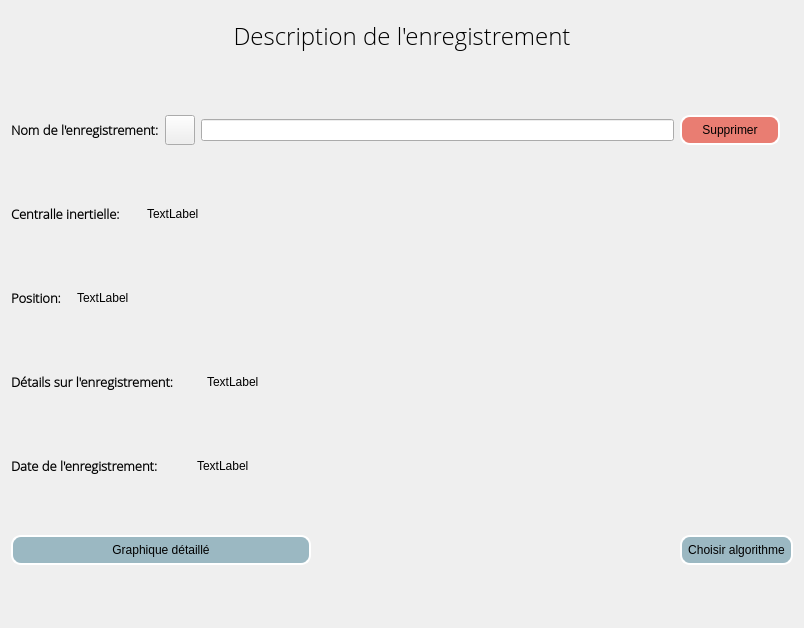
Before: the Qt Designer form applicationOpenimu/app/widgets/recordviewwidget.ui in introlab/OpenIMU, drawn with Qt 5.
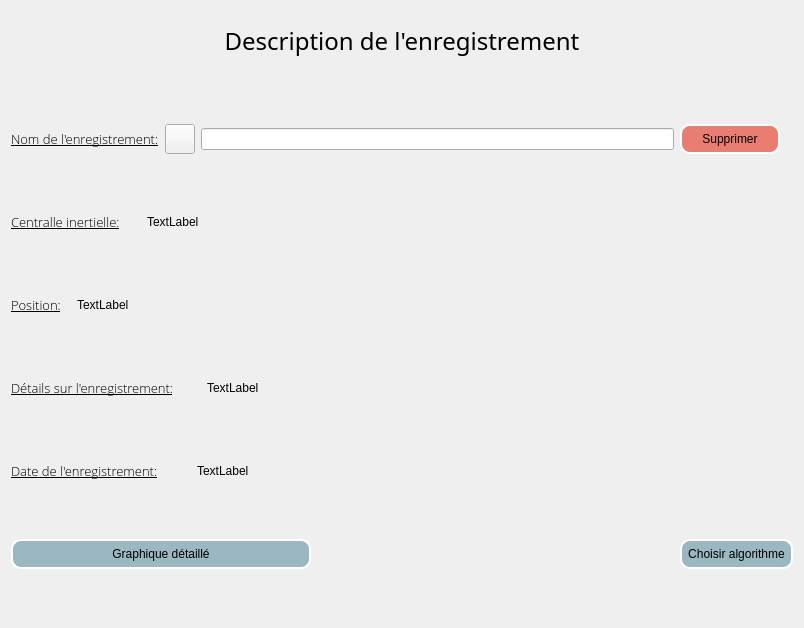
After: the same form once the commit is applied. Icons and pictures are not drawn.

Diff of the .ui file:
```diff
--- a/applicationOpenimu/app/widgets/recordviewwidget.ui
+++ b/applicationOpenimu/app/widgets/recordviewwidget.ui
@@ -24,12 +24,12 @@
        <property name="maximumSize">
         <size>
          <width>16777215</width>
-         <height>50</height>
+         <height>60</height>
         </size>
        </property>
        <property name="font">
         <font>
-         <family>Open Sans Light</family>
+         <family>Segoe UI Light</family>
          <pointsize>18</pointsize>
          <weight>50</weight>
          <bold>false</bold>
@@ -70,8 +70,9 @@
               <font>
                <family>Open Sans Light</family>
                <pointsize>10</pointsize>
-               <weight>75</weight>
-               <bold>true</bold>
+               <weight>50</weight>
+               <bold>false</bold>
+               <underline>true</underline>
               </font>
              </property>
              <property name="text">
@@ -104,7 +105,7 @@
           <widget class="QPushButton" name="fullGraphButton">
            <property name="minimumSize">
             <size>
-             <width>100</width>
+             <width>156</width>
              <height>0</height>
             </size>
            </property>
@@ -147,8 +148,9 @@
               <font>
                <family>Open Sans Light</family>
                <pointsize>10</pointsize>
-               <weight>75</weight>
-               <bold>true</bold>
+               <weight>50</weight>
+               <bold>false</bold>
+               <underline>true</underline>
               </font>
              </property>
              <property name="text">
@@ -185,8 +187,9 @@
               <font>
                <family>Open Sans Light</family>
                <pointsize>10</pointsize>
-               <weight>75</weight>
-               <bold>true</bold>
+               <weight>50</weight>
+               <bold>false</bold>
+               <underline>true</underline>
               </font>
              </property>
              <property name="text">
@@ -223,8 +226,9 @@
               <font>
                <family>Open Sans Light</family>
                <pointsize>10</pointsize>
-               <weight>75</weight>
-               <bold>true</bold>
+               <weight>50</weight>
+               <bold>false</bold>
+               <underline>true</underline>
               </font>
              </property>
              <property name="text">
@@ -316,8 +320,9 @@
               <font>
                <family>Open Sans Light</family>
                <pointsize>10</pointsize>
-               <weight>75</weight>
-               <bold>true</bold>
+               <weight>50</weight>
+               <bold>false</bold>
+               <underline>true</underline>
               </font>
              </property>
              <property name="text">
```
